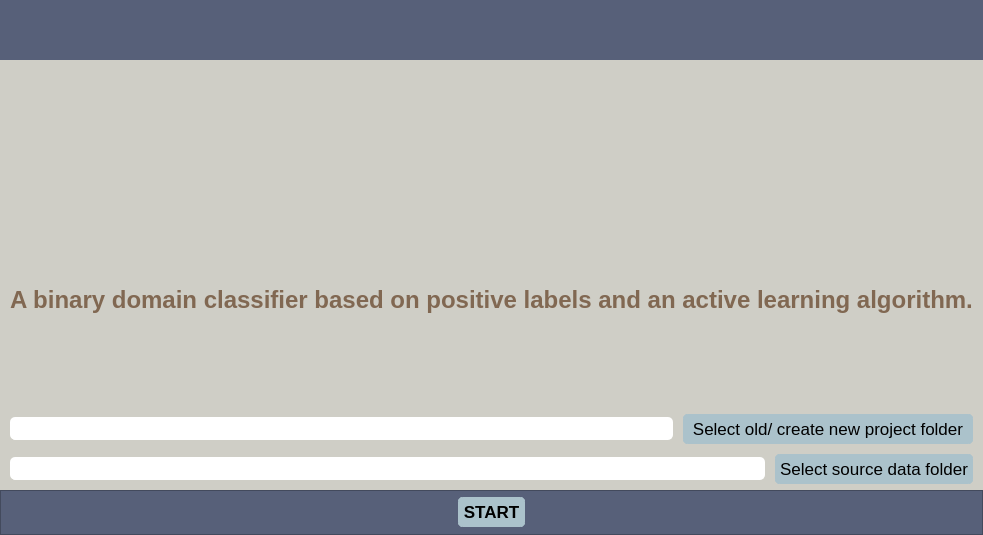
Qt form UIs/menuConfig.ui (IntelCompH2020/domain_classification) before a commit.
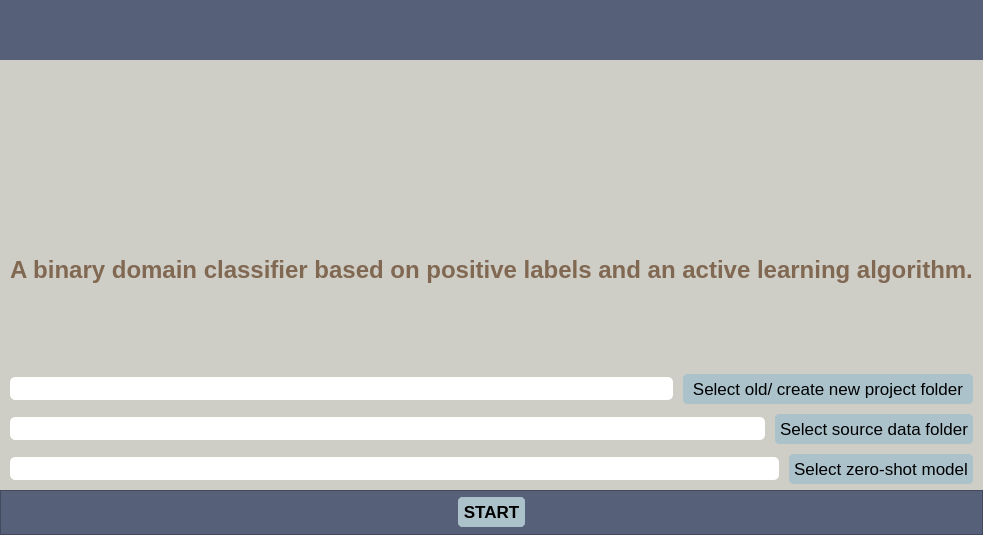
The same form after that commit. Icons and pictures are not drawn.

Commit message: Adapted changes from zero-shot.

```diff
--- a/UIs/menuConfig.ui
+++ b/UIs/menuConfig.ui
@@ -399,6 +399,78 @@
              </item>
             </layout>
            </item>
+           <item>
+            <layout class="QHBoxLayout" name="horizontalLayout_9">
+             <item>
+              <widget class="QLineEdit" name="showZeroShot">
+               <property name="sizePolicy">
+                <sizepolicy hsizetype="Preferred" vsizetype="Fixed">
+                 <horstretch>0</horstretch>
+                 <verstretch>0</verstretch>
+                </sizepolicy>
+               </property>
+               <property name="font">
+                <font>
+                 <family>Helvetica</family>
+                 <pointsize>13</pointsize>
+                 <weight>50</weight>
+                 <italic>true</italic>
+                 <bold>false</bold>
+                </font>
+               </property>
+               <property name="styleSheet">
+                <string notr="true">QLineEdit {	
+	background-color: #FFFFFF;
+	border-radius: 5px;
+	gridline-color: #FFFFFF;
+	border-bottom: 1px solid #FFFFFF;
+	color:black;
+}</string>
+               </property>
+               <property name="text">
+                <string/>
+               </property>
+              </widget>
+             </item>
+             <item>
+              <widget class="QPushButton" name="selectZeroShot">
+               <property name="sizePolicy">
+                <sizepolicy hsizetype="Fixed" vsizetype="Fixed">
+                 <horstretch>0</horstretch>
+                 <verstretch>0</verstretch>
+                </sizepolicy>
+               </property>
+               <property name="font">
+                <font>
+                 <family>Arial</family>
+                 <pointsize>13</pointsize>
+                 <weight>50</weight>
+                 <bold>false</bold>
+                </font>
+               </property>
+               <property name="styleSheet">
+                <string notr="true">QPushButton {
+	border: 5px solid #ABC2CB;
+	border-radius: 5px;	
+	background-color: #ABC2CB;
+color:black;
+}
+QPushButton:hover {
+	background-color: #ABC2CB;
+	border: 2px solid #ABC2CB;
+}
+QPushButton:pressed {	
+	background-color: #ABC2CB;
+	border: 2px solid #ABC2CB;
+}</string>
+               </property>
+               <property name="text">
+                <string>Select zero-shot model</string>
+               </property>
+              </widget>
+             </item>
+            </layout>
+           </item>
           </layout>
          </item>
         </layout>
```
The commit also changes 10 other files.
